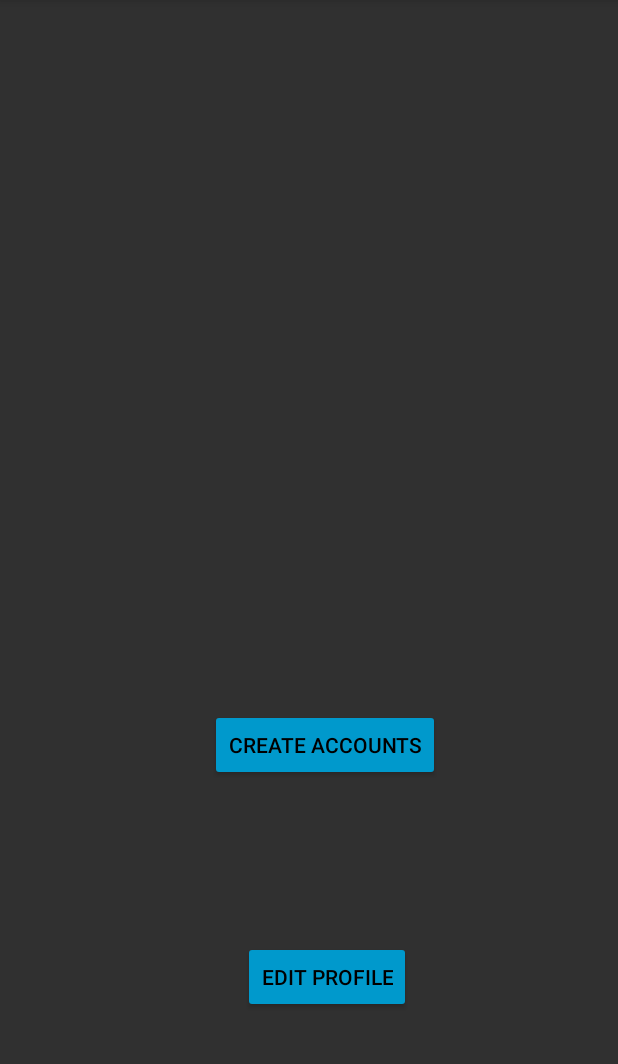
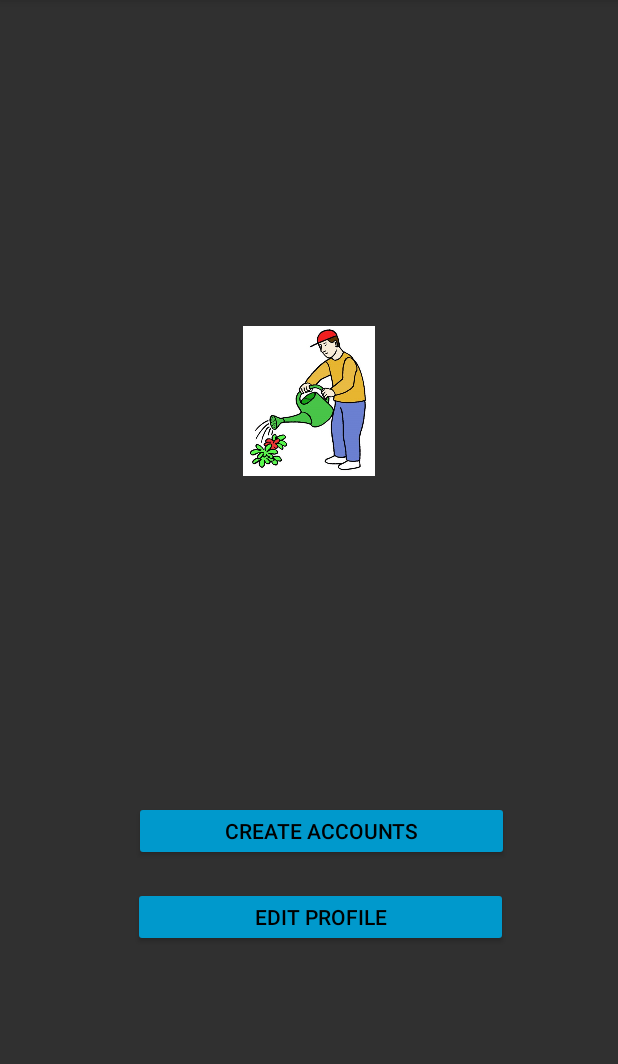
Before and after one commit to KakkuCake/BankApplication, an Android app: the fragment AccountFragment placed in its activity, on a phone screen of 412 x 824 dp, the part 84-1148 px from its top. Run offline under Robolectric (Android 15) with nearby library versions, the phone set to English and light mode, and no system bars; our stand-ins replace Volley; 1 statement that could not run was skipped.

Commit message:
Uusin versio.

```diff
--- a/app/src/main/java/com/example/bankapplication/AccountFragment.java
+++ b/app/src/main/java/com/example/bankapplication/AccountFragment.java
@@ -6,19 +6,31 @@ import android.view.LayoutInflater;
 import android.view.View;
 import android.view.ViewGroup;
 import android.widget.Button;
+import android.widget.Toast;
 
 import androidx.annotation.NonNull;
 import androidx.annotation.Nullable;
 import androidx.fragment.app.Fragment;
 
+import java.util.ArrayList;
+import java.util.HashMap;
+
 public class AccountFragment extends Fragment {
 
     private Button button_edit_profile, button_create_accounts;
+    String mEmail;
+    ArrayList nameList;
+    HelperClass helper = new HelperClass();
+    SessionManager sessionManager;
 
     @Nullable
     @Override
     public View onCreateView(@NonNull LayoutInflater inflater, @Nullable ViewGroup container, @Nullable Bundle savedInstanceState) {
         View view = inflater.inflate(R.layout.fragment_account, container, false);
+
+        sessionManager = new SessionManager(getActivity());
+        HashMap<String, String> user = sessionManager.getUserDetail();
+        mEmail = user.get(sessionManager.EMAIL);
 
 
         button_edit_profile = (Button) view.findViewById(R.id.button_edit_profile);
@@ -33,23 +45,28 @@ public class AccountFragment extends Fragment {
         button_create_accounts.setOnClickListener(new View.OnClickListener() {
             @Override
             public void onClick(View v) {
-                startCreateNewAccountActivity();
+                startCreateNewAccountActivity(mEmail);
 
             }
         });
 
         return view;
     }
+
     private void startEditProfileActivity() {
         Intent intent = new Intent(getActivity(), EditProfileActivity.class);
         startActivity(intent);
     }
 
-    private void startCreateNewAccountActivity() {
-        Intent intent = new Intent(getActivity(), CreateNewAccountActivity.class);
-        startActivity(intent);
+    private void startCreateNewAccountActivity(String email) {
+        nameList = helper.populateSpinner(email);
+        if (nameList.isEmpty())  {  // Käyttäjän ei pitäisi päätyä tähän if-looppiin missään tilanteessa, mutta varmistetaan silti.
+            Toast.makeText(getActivity(), "You already have 3 accounts!", Toast.LENGTH_SHORT).show();
+        } else {
+            nameList.clear();
+            Intent intent = new Intent(getActivity(), CreateNewAccountActivity.class);
+            startActivity(intent);
+        }
     }
 
-
-
 }
--- a/app/src/main/res/layout/activity_add_money.xml
+++ b/app/src/main/res/layout/activity_add_money.xml
@@ -25,7 +25,7 @@
         app:errorEnabled="true"
         app:passwordToggleEnabled="true">
         <com.google.android.material.textfield.TextInputEditText
-            android:hint="Amount of money to deposit:"
+            android:hint="put here the amount"
             android:textColor="@color/colorPrimaryDark"
             android:layout_width="match_parent"
             android:layout_height="wrap_content"/>
--- a/app/src/main/res/layout/activity_create_new_credit_account.xml
+++ b/app/src/main/res/layout/activity_create_new_credit_account.xml
@@ -32,7 +32,7 @@
         app:passwordToggleEnabled="true">
 
         <com.google.android.material.textfield.TextInputEditText
-            android:hint="Amount of money to deposit:"
+            android:hint="balance"
             android:textColor="@color/colorPrimaryDark"
             android:layout_width="match_parent"
             android:layout_height="wrap_content"/>
@@ -48,7 +48,7 @@
         <com.google.android.material.textfield.TextInputEditText
             android:layout_width="match_parent"
             android:layout_height="wrap_content"
-            android:hint="Credit (only if u add a credit account)"
+            android:hint="credit limit"
             android:textColor="@color/colorPrimaryDark" />
     </com.google.android.material.textfield.TextInputLayout>
 
--- a/app/src/main/res/layout/activity_create_new_regular_account.xml
+++ b/app/src/main/res/layout/activity_create_new_regular_account.xml
@@ -32,7 +32,7 @@
         app:passwordToggleEnabled="true">
 
         <com.google.android.material.textfield.TextInputEditText
-            android:hint="Amount of money to deposit:"
+            android:hint="balance"
             android:textColor="@color/colorPrimaryDark"
             android:layout_width="match_parent"
             android:layout_height="wrap_content"/>
--- a/app/src/main/res/layout/activity_create_new_savings_account.xml
+++ b/app/src/main/res/layout/activity_create_new_savings_account.xml
@@ -32,7 +32,7 @@
         app:passwordToggleEnabled="true">
 
         <com.google.android.material.textfield.TextInputEditText
-            android:hint="Amount of money to deposit:"
+            android:hint="balance"
             android:textColor="@color/colorPrimaryDark"
             android:layout_width="match_parent"
             android:layout_height="wrap_content"/>
--- a/app/src/main/res/layout/activity_edit_profile.xml
+++ b/app/src/main/res/layout/activity_edit_profile.xml
@@ -82,8 +82,8 @@
 
     <Button
         android:id="@+id/button_save"
-        android:backgroundTint="@color/colorPrimary"
-        android:textColor="@android:color/white"
+        android:backgroundTint="@android:color/holo_blue_dark"
+        android:textColor="@android:color/black"
         android:text="@string/saveChanges"
         android:layout_margin="30dp"
         android:layout_width="match_parent"
--- a/app/src/main/res/layout/fragment_account.xml
+++ b/app/src/main/res/layout/fragment_account.xml
@@ -7,32 +7,44 @@
     android:layout_height="match_parent">
 
 
+    <ImageView
+        android:id="@+id/logo"
+        android:layout_width="match_parent"
+        android:layout_height="100dp"
+        android:src="@drawable/kastelu"
+        app:layout_constraintBottom_toTopOf="@+id/button_create_accounts"
+        app:layout_constraintEnd_toEndOf="parent"
+        app:layout_constraintHorizontal_bias="0.0"
+        app:layout_constraintStart_toStartOf="parent"
+        app:layout_constraintTop_toTopOf="parent"
+        tools:ignore="MissingConstraints" />
+
     <Button
         android:id="@+id/button_edit_profile"
-        android:layout_width="wrap_content"
-        android:layout_height="wrap_content"
+        android:layout_width="250dp"
+        android:layout_height="40dp"
         android:backgroundTint="@android:color/holo_blue_dark"
+        android:text="Edit Profile"
         android:textColor="@android:color/black"
-        android:text="Edit Profile"
         app:layout_constraintBottom_toBottomOf="parent"
         app:layout_constraintEnd_toEndOf="parent"
-        app:layout_constraintHorizontal_bias="0.541"
+        app:layout_constraintHorizontal_bias="0.546"
         app:layout_constraintStart_toStartOf="parent"
         app:layout_constraintTop_toTopOf="parent"
-        app:layout_constraintVertical_bias="0.871" />
+        app:layout_constraintVertical_bias="0.812" />
 
     <Button
         android:id="@+id/button_create_accounts"
-        android:layout_width="wrap_content"
-        android:layout_height="wrap_content"
+        android:layout_width="250dp"
+        android:layout_height="40dp"
         android:layout_marginTop="328dp"
         android:backgroundTint="@android:color/holo_blue_dark"
+        android:text="Create Accounts"
         android:textColor="@android:color/black"
-        android:text="Create Accounts"
         app:layout_constraintBottom_toTopOf="@+id/button_edit_profile"
         app:layout_constraintEnd_toEndOf="parent"
-        app:layout_constraintHorizontal_bias="0.541"
+        app:layout_constraintHorizontal_bias="0.552"
         app:layout_constraintStart_toStartOf="parent"
         app:layout_constraintTop_toTopOf="parent"
-        app:layout_constraintVertical_bias="0.575" />
+        app:layout_constraintVertical_bias="0.921" />
 </androidx.constraintlayout.widget.ConstraintLayout>
```
Also changed, not shown: app/src/main/java/com/example/bankapplication/AddMoneyActivity.java (+2 -5 lines), app/src/main/java/com/example/bankapplication/CreateNewAccountActivity.java (+11 -36 lines), app/src/main/java/com/example/bankapplication/Database.java (+51 -4 lines), app/src/main/java/com/example/bankapplication/HelperClass.java (+30 -0 lines), app/src/main/java/com/example/bankapplication/TransferActivity.java (+4 -5 lines), app/src/main/java/com/example/bankapplication/Validation.java (+44 -14 lines), app/src/main/res/layout/activity_credit_account.xml (+31 -18 lines), app/src/main/res/layout/activity_regular_account.xml (+24 -11 lines), app/src/main/res/layout/activity_savings_account.xml (+33 -21 lines), app/src/main/res/layout/fragment_bank_actions.xml (+5 -3 lines).
